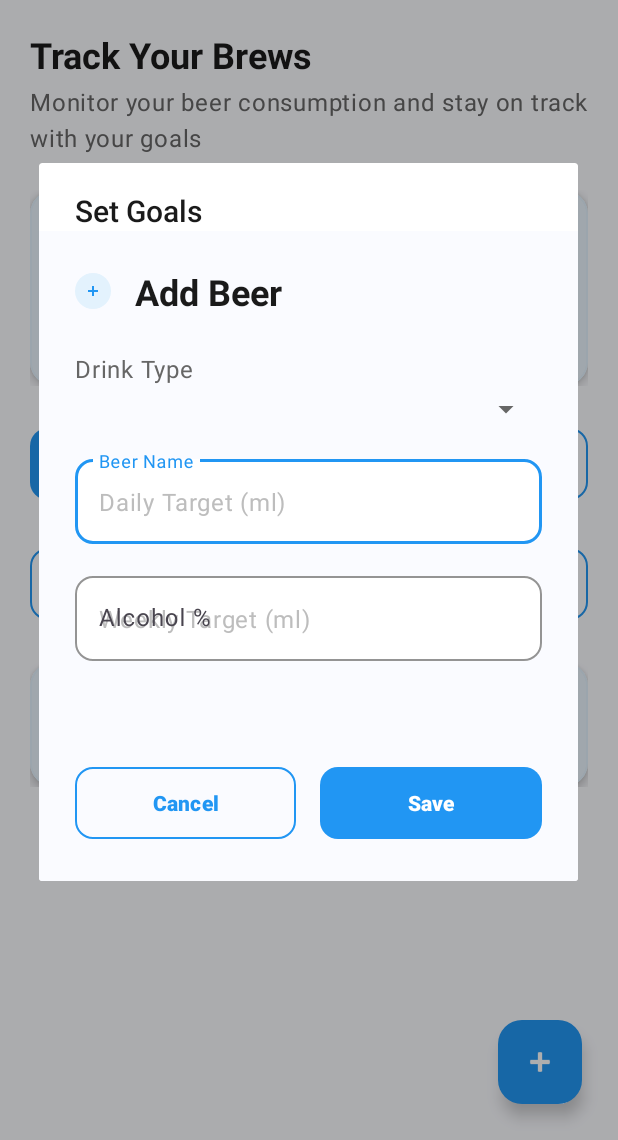
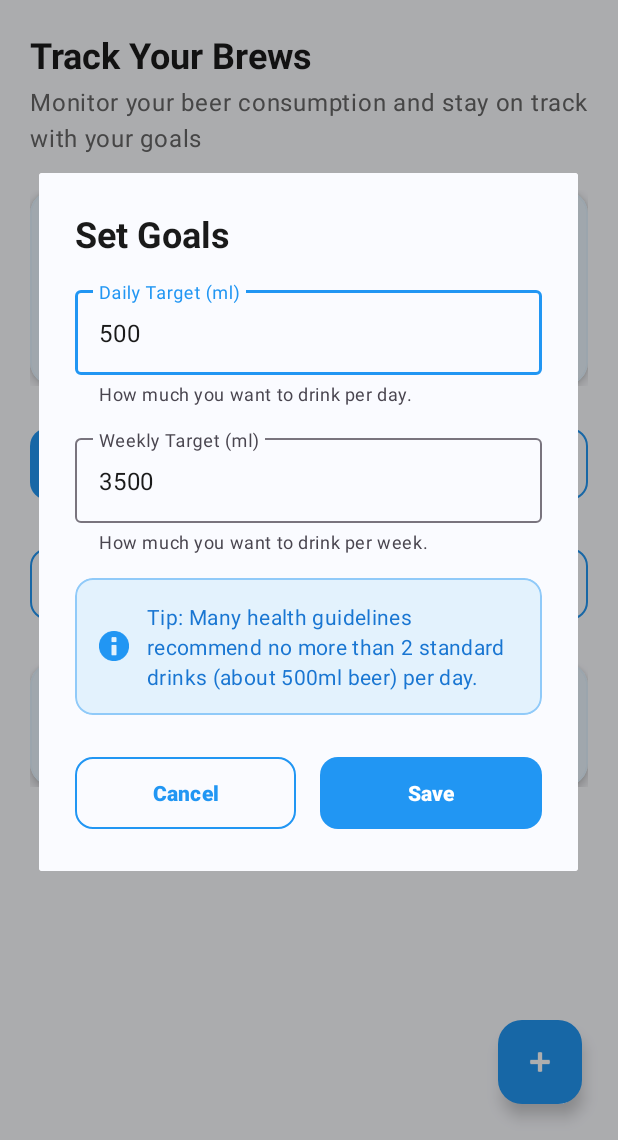
Before and after one commit to phrag/BrewLog, an Android app: the screen it shows after launch (MainActivity), after a tap on "Set Goals", on a phone screen of 412 x 824 dp, the part 96-1236 px from its top. Run offline under Robolectric (Android 15) with nearby library versions, the phone set to English and light mode, and no system bars.

Commit message:
feat: Update goal setting dialog in MainActivity
- Refactored the goal setting dialog to use a new layout with improved input fields for daily and weekly targets.
- Added validation for user input to ensure valid targets are entered before saving.
- Integrated pre-filling of current goals for user convenience.
- Removed the old method for setting consumption goals, streamlining the process within the dialog.

```diff
--- a/android/app/src/main/java/com/brewlog/android/MainActivity.kt
+++ b/android/app/src/main/java/com/brewlog/android/MainActivity.kt
@@ -288,29 +288,45 @@ class MainActivity : AppCompatActivity() {
     }
 
     private fun showSetGoalsDialog() {
-        val dialogView = layoutInflater.inflate(R.layout.dialog_add_beer, null)
+        val dialogView = layoutInflater.inflate(R.layout.dialog_set_goals, null)
+        val dailyGoalEdit = dialogView.findViewById<com.google.android.material.textfield.TextInputEditText>(R.id.et_daily_goal)
+        val weeklyGoalEdit = dialogView.findViewById<com.google.android.material.textfield.TextInputEditText>(R.id.et_weekly_goal)
+        val layoutDaily = dialogView.findViewById<com.google.android.material.textfield.TextInputLayout>(R.id.layout_daily_goal)
+        val layoutWeekly = dialogView.findViewById<com.google.android.material.textfield.TextInputLayout>(R.id.layout_weekly_goal)
 
-        // Reuse the dialog layout but change the field hints
-        dialogView.findViewById<android.widget.EditText>(R.id.et_beer_name).hint = "Daily Target (ml)"
-        dialogView.findViewById<android.widget.EditText>(R.id.et_alcohol_percentage).hint = "Weekly Target (ml)"
-        dialogView.findViewById<View>(R.id.et_volume_ml).visibility = View.GONE
-        dialogView.findViewById<View>(R.id.et_notes).visibility = View.GONE
+        // Optionally, pre-fill with current goals
+        val currentDaily = brewLog?.getDailyGoal() ?: 0.0
+        val currentWeekly = brewLog?.getWeeklyGoal() ?: 0.0
+        if (currentDaily > 0) dailyGoalEdit.setText(currentDaily.toInt().toString())
+        if (currentWeekly > 0) weeklyGoalEdit.setText(currentWeekly.toInt().toString())
 
         val dialog = AlertDialog.Builder(this)
-            .setTitle("Set Goals")
             .setView(dialogView)
             .create()
 
         dialogView.findViewById<View>(R.id.btn_cancel).setOnClickListener { dialog.dismiss() }
         dialogView.findViewById<View>(R.id.btn_save).setOnClickListener {
-            val dailyTarget = dialogView.findViewById<android.widget.EditText>(R.id.et_beer_name).text.toString().toDoubleOrNull() ?: 0.0
-            val weeklyTarget = dialogView.findViewById<android.widget.EditText>(R.id.et_alcohol_percentage).text.toString().toDoubleOrNull() ?: 0.0
-
-            if (dailyTarget >= 0 && weeklyTarget >= 0) {
-                setConsumptionGoals(dailyTarget, weeklyTarget)
+            val dailyTarget = dailyGoalEdit.text.toString().toDoubleOrNull()
+            val weeklyTarget = weeklyGoalEdit.text.toString().toDoubleOrNull()
+            var valid = true
+            if (dailyTarget == null || dailyTarget <= 0) {
+                layoutDaily.error = "Enter a valid daily target"
+                valid = false
+            } else {
+                layoutDaily.error = null
+            }
+            if (weeklyTarget == null || weeklyTarget <= 0) {
+                layoutWeekly.error = "Enter a valid weekly target"
+                valid = false
+            } else {
+                layoutWeekly.error = null
+            }
+            if (valid) {
+                val today = java.time.LocalDate.now()
+                val endDate = today.plusWeeks(4)
+                brewLog?.setConsumptionGoal(dailyTarget!!, weeklyTarget!!, today, endDate)
+                Toast.makeText(this, "Goals set successfully", Toast.LENGTH_SHORT).show()
                 dialog.dismiss()
-            } else {
-                Toast.makeText(this, "Please enter valid targets", Toast.LENGTH_SHORT).show()
             }
         }
 
@@ -533,20 +549,6 @@ class MainActivity : AppCompatActivity() {
             .show()
     }
 
-    private fun setConsumptionGoals(dailyTarget: Double, weeklyTarget: Double) {
-        brewLog?.let { log ->
-            try {
-                val today = LocalDate.now()
-                val endDate = LocalDate.now().plusWeeks(4)
-
-                log.setConsumptionGoal(dailyTarget, weeklyTarget, today, endDate)
-                Toast.makeText(this, "Goals set successfully", Toast.LENGTH_SHORT).show()
-            } catch (e: Exception) {
-                Toast.makeText(this, "Failed to set goals", Toast.LENGTH_SHORT).show()
-            }
-        }
-    }
-
     private fun resetBaseline() {
         brewLog?.let { log ->
             try {
--- /dev/null
+++ b/android/app/src/main/res/layout/dialog_set_goals.xml
@@ -0,0 +1,120 @@
+<?xml version="1.0" encoding="utf-8"?>
+<LinearLayout xmlns:android="http://schemas.android.com/apk/res/android"
+    xmlns:app="http://schemas.android.com/apk/res-auto"
+    android:layout_width="match_parent"
+    android:layout_height="wrap_content"
+    android:orientation="vertical"
+    android:padding="24dp"
+    android:background="@color/background">
+
+    <TextView
+        android:layout_width="wrap_content"
+        android:layout_height="wrap_content"
+        android:text="Set Goals"
+        android:textAppearance="@style/TextAppearance.BrewLog.Headline"
+        android:layout_marginBottom="16dp" />
+
+    <com.google.android.material.textfield.TextInputLayout
+        android:id="@+id/layout_daily_goal"
+        android:layout_width="match_parent"
+        android:layout_height="wrap_content"
+        android:hint="Daily Target (ml)"
+        app:helperText="How much you want to drink per day."
+        style="@style/Widget.Material3.TextInputLayout.OutlinedBox"
+        android:layout_marginBottom="16dp">
+
+        <com.google.android.material.textfield.TextInputEditText
+            android:id="@+id/et_daily_goal"
+            android:layout_width="match_parent"
+            android:layout_height="wrap_content"
+            android:inputType="number"
+            android:textColor="@color/text_primary" />
+    </com.google.android.material.textfield.TextInputLayout>
+
+    <com.google.android.material.textfield.TextInputLayout
+        android:id="@+id/layout_weekly_goal"
+        android:layout_width="match_parent"
+        android:layout_height="wrap_content"
+        android:hint="Weekly Target (ml)"
+        app:helperText="How much you want to drink per week."
+        style="@style/Widget.Material3.TextInputLayout.OutlinedBox"
+        android:layout_marginBottom="16dp">
+
+        <com.google.android.material.textfield.TextInputEditText
+            android:id="@+id/et_weekly_goal"
+            android:layout_width="match_parent"
+            android:layout_height="wrap_content"
+            android:inputType="number"
+            android:textColor="@color/text_primary" />
+    </com.google.android.material.textfield.TextInputLayout>
+
+    <!-- Info Card -->
+    <com.google.android.material.card.MaterialCardView
+        android:layout_width="match_parent"
+        android:layout_height="wrap_content"
+        android:layout_marginBottom="24dp"
+        app:cardBackgroundColor="@color/blue_50"
+        app:cardCornerRadius="12dp"
+        app:cardElevation="0dp"
+        app:strokeColor="@color/blue_200"
+        app:strokeWidth="1dp">
+
+        <LinearLayout
+            android:layout_width="match_parent"
+            android:layout_height="wrap_content"
+            android:gravity="center_vertical"
+            android:orientation="horizontal"
+            android:padding="16dp">
+
+            <ImageView
+                android:layout_width="20dp"
+                android:layout_height="20dp"
+                android:layout_marginEnd="12dp"
+                android:src="@android:drawable/ic_dialog_info"
+                app:tint="@color/blue_500" />
+
+            <TextView
+                android:layout_width="0dp"
+                android:layout_height="wrap_content"
+                android:layout_weight="1"
+                android:text="Tip: Many health guidelines recommend no more than 2 standard drinks (about 500ml beer) per day."
+                android:textAppearance="@style/TextAppearance.BrewLog.Caption"
+                android:textColor="@color/blue_700" />
+
+        </LinearLayout>
+
+    </com.google.android.material.card.MaterialCardView>
+
+    <!-- Action Buttons -->
+    <LinearLayout
+        android:layout_width="match_parent"
+        android:layout_height="wrap_content"
+        android:orientation="horizontal">
+
+        <com.google.android.material.button.MaterialButton
+            android:id="@+id/btn_cancel"
+            android:layout_width="0dp"
+            android:layout_height="56dp"
+            android:layout_marginEnd="8dp"
+            android:layout_weight="1"
+            android:text="Cancel"
+            android:textSize="14sp"
+            android:textStyle="bold"
+            app:cornerRadius="12dp"
+            style="@style/Widget.BrewLog.Button.Outlined" />
+
+        <com.google.android.material.button.MaterialButton
+            android:id="@+id/btn_save"
+            android:layout_width="0dp"
+            android:layout_height="56dp"
+            android:layout_marginStart="8dp"
+            android:layout_weight="1"
+            android:text="Save"
+            android:textSize="14sp"
+            android:textStyle="bold"
+            app:cornerRadius="12dp"
+            style="@style/Widget.BrewLog.Button" />
+
+    </LinearLayout>
+
+</LinearLayout>
```
